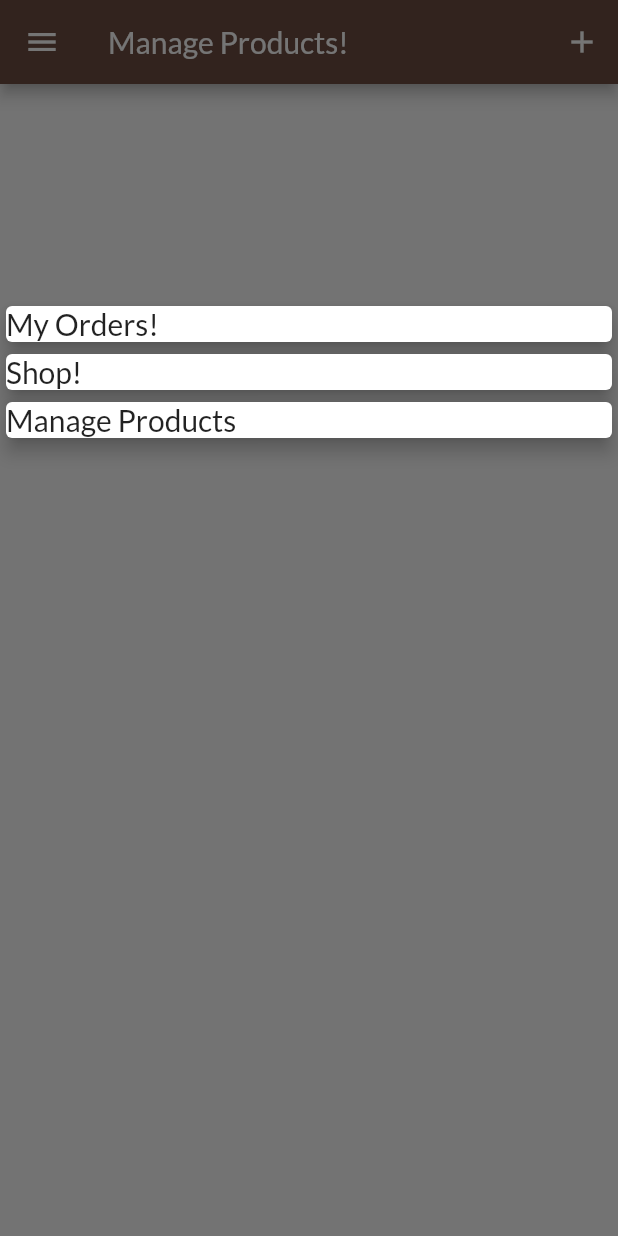
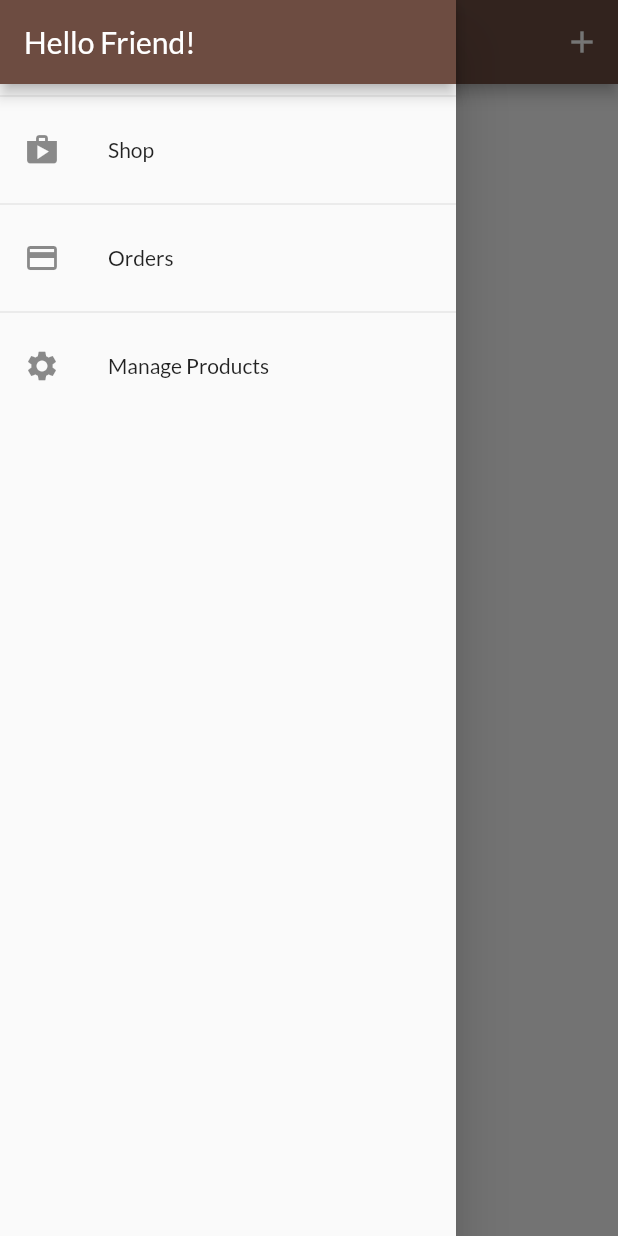
Before and after one commit to bansalji02/shop_app, a Flutter app: the ManageProductsScreen screen opened by its route, with the side drawer open, on a phone screen of 412 x 824 dp. Run offline on Flutter 3.47's test engine with Material 2 defaults, Android fonts, the phone set to English and light mode, and no system bars; network calls fail.

```diff
--- a/lib/screens/manage_products_screen.dart
+++ b/lib/screens/manage_products_screen.dart
@@ -9,9 +9,9 @@ import 'package:provider/provider.dart';
 class ManageProductsScreen extends StatelessWidget {
   static const routename = '/manage-products-screen';
 
-
-  Future<void> _refreshProducts(BuildContext context) async{
-    await Provider.of<ProductsProvider>(context, listen:  false).setAndFetchProduct();
+  Future<void> _refreshProducts(BuildContext context) async {
+    await Provider.of<ProductsProvider>(context, listen: false)
+        .setAndFetchProduct();
   }
 
   @override
@@ -22,18 +22,25 @@ class ManageProductsScreen extends StatelessWidget {
         drawer: AppDrawer(),
         appBar: AppBar(
           title: Text('Manage Products!'),
-          actions: [IconButton(onPressed: () {
-            Navigator.of(context).pushNamed(EditProductsScreen.routeName);
-          }, icon: Icon(Icons.add))],
+          actions: [
+            IconButton(
+              onPressed: () {
+                Navigator.of(context).pushNamed(EditProductsScreen.routeName);
+              },
+              icon: Icon(Icons.add),
+            ),
+          ],
         ),
         body: RefreshIndicator(
-          onRefresh:()=> _refreshProducts(context),
+          onRefresh: () => _refreshProducts(context),
           child: Padding(
             padding: EdgeInsets.all(8),
-              child: ListView.builder(
-                itemCount: productsData.items.length,
-                itemBuilder: (ctx, index) => ManageProductItem(title: productsData.items[index].title , imageUrl: productsData.items[index].imageUrl,id:
-                productsData.items[index].id),
+            child: ListView.builder(
+              itemCount: productsData.items.length,
+              itemBuilder: (ctx, index) => ManageProductItem(
+                  title: productsData.items[index].title,
+                  imageUrl: productsData.items[index].imageUrl,
+                  id: productsData.items[index].id),
             ),
           ),
         ));
--- a/lib/widget/app_drawer.dart
+++ b/lib/widget/app_drawer.dart
@@ -1,107 +1,46 @@
 import 'package:flutter/material.dart';
 import 'package:flutter_complete_guide/screens/manage_products_screen.dart';
 import 'package:flutter_complete_guide/screens/product_overview_screen.dart';
+
 import '../screens/orders_screen.dart';
 
 class AppDrawer extends StatelessWidget {
   @override
   Widget build(BuildContext context) {
-    return Container(
+    return Drawer(
       child: Column(
-        children: [
-          SizedBox(
-            height: 200,
+        children: <Widget>[
+          AppBar(
+            title: Text('Hello Friend!'),
+            automaticallyImplyLeading: false,
           ),
-          GestureDetector(
-            child: Container(
-              width: double.infinity,
-              child: Card(
-                elevation: 5,
-                child: Text('My Orders!',
-                style: TextStyle(
-                  fontSize: 20
-                ),),
-              ),
-            ),
-            onTap: (){
-              Navigator.of(context).pushNamed(OrderScreen.routeName);
+          Divider(),
+          ListTile(
+            leading: Icon(Icons.shop),
+            title: Text('Shop'),
+            onTap: () {
+              Navigator.of(context).pushReplacementNamed(ProductOverViewScreen.routeName);
             },
           ),
-          GestureDetector(
-            child: Container(
-              width: double.infinity,
-              child: Card(
-                elevation: 5,
-                child: Text('Shop!',
-                  style: TextStyle(
-                      fontSize: 20
-                  ),),
-              ),
-            ),
-            onTap: (){
-              Navigator.of(context).pushNamed(ProductOverViewScreen.routeName);
+          Divider(),
+          ListTile(
+            leading: Icon(Icons.payment),
+            title: Text('Orders'),
+            onTap: () {
+              Navigator.of(context)
+                  .pushReplacementNamed(OrderScreen.routeName);
             },
           ),
-          GestureDetector(
-            child: Container(
-              width: double.infinity,
-              child: Card(
-                elevation: 5,
-                child: Text('Manage Products',
-                  style: TextStyle(
-                      fontSize: 20
-                  ),),
-              ),
-            ),
+          Divider(),
+          ListTile(
+            leading: Icon(Icons.settings),
+            title: Text('Manage Products'),
             onTap: (){
-              Navigator.of(context).pushNamed(ManageProductsScreen.routename);
+              Navigator.of(context).pushReplacementNamed(ManageProductsScreen.routename);
             },
           )
-
         ],
       ),
-
     );
-
   }
 }
-
-
-
- /*    Container(
-       child: Column(
-
-          children: [
-         Container(
-           height: 50,
-           padding: EdgeInsets.only(top: 200),
-           child: GestureDetector(
-              child: Text('My Orders!'),
-              onTap: () {
-                Navigator.of(context).pushNamed(OrderScreen.routeName);
-              },
-            ),
-          ),
-        Container(
-          height: 50,
-          child: GestureDetector(
-            child: Text('Shop'),
-            onTap: (){
-              Navigator.of(context).pushNamed(ProductOverViewScreen.routeName);
-            },
-          ),
-        ),
-        Container(
-          height: 50,
-          child: GestureDetector(
-            child: Text('Manage Products'),
-            onTap: (){
-              Navigator.of(context).pushNamed(ManageProductsScreen.routename);
-            },
-          ),
-        )
-    ]),
-     );
-  }
-}
-*/
```
Also changed, not shown: lib/providers/products_provider.dart (+15 -2 lines), lib/screens/edit_product_screen.dart (+10 -9 lines).
